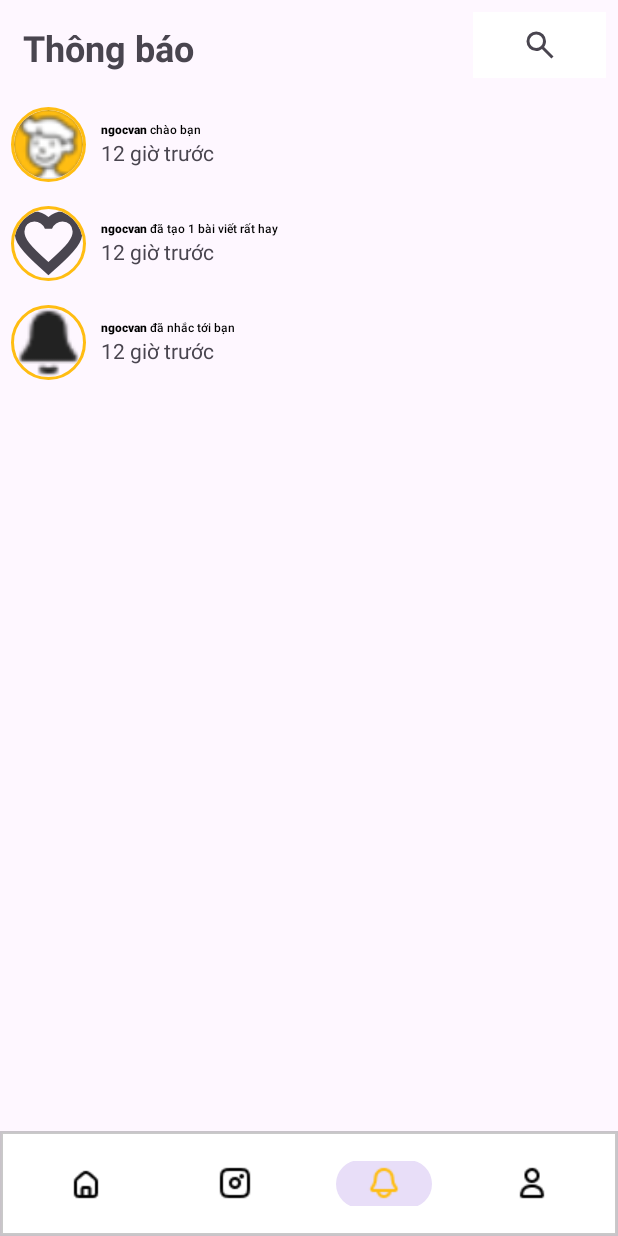
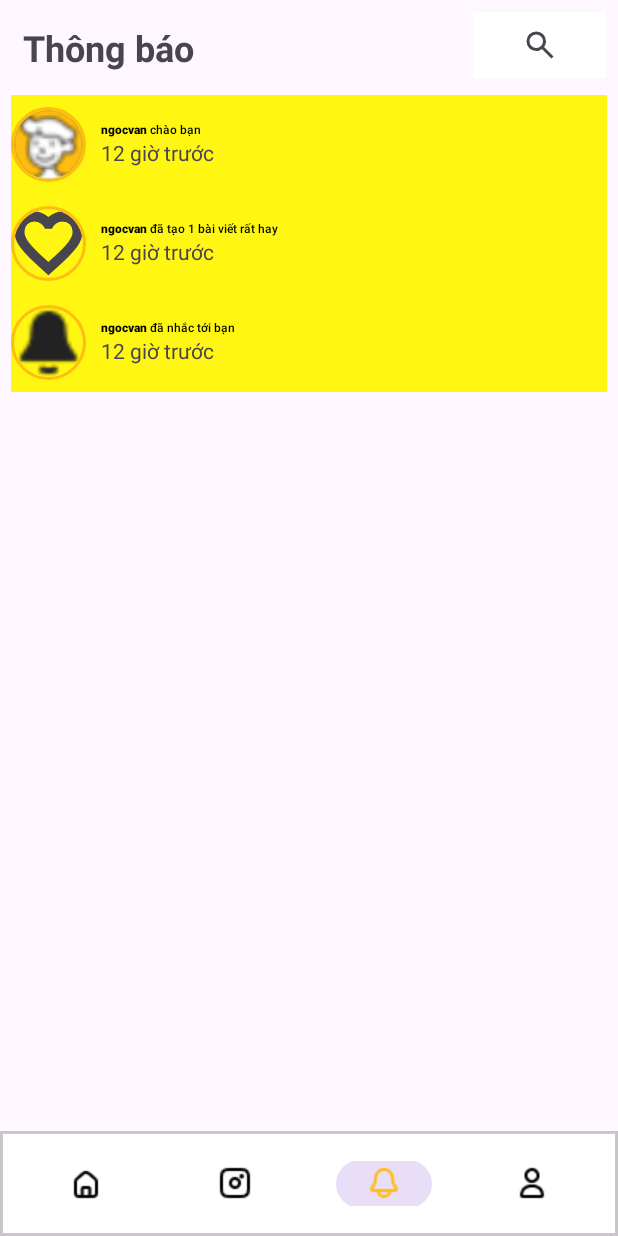
Before and after one commit to ngoc04092002/TRAVEL_MOBILE_APP, an Android app: the screen it shows after launch (MainActivity), item 3 of the bottom bar chosen, on a phone screen of 412 x 824 dp. Run offline under Robolectric (Android 15) with nearby library versions, the phone set to English and light mode, and no system bars; our stand-ins replace CircleImageView.

Commit message:
background color notification when have not responded yet

```diff
--- a/app/src/main/res/layout/fragment_notification_item.xml
+++ b/app/src/main/res/layout/fragment_notification_item.xml
@@ -5,6 +5,8 @@
     android:layout_height="wrap_content"
     android:paddingTop="@dimen/_10font_mdp"
     android:paddingBottom="@dimen/_10font_mdp"
+    android:orientation="horizontal"
+    android:background="#FFF612"
     >
 
 
@@ -19,7 +21,7 @@
         app:civ_border_width="2dp" />
 
     <LinearLayout
-        android:layout_width="match_parent"
+        android:layout_width="wrap_content"
         android:layout_height="wrap_content"
         android:layout_gravity="center"
         android:orientation="vertical">
```
Also changed, not shown: app/src/main/res/drawable/menu.xml (added, +10 -0 lines).
